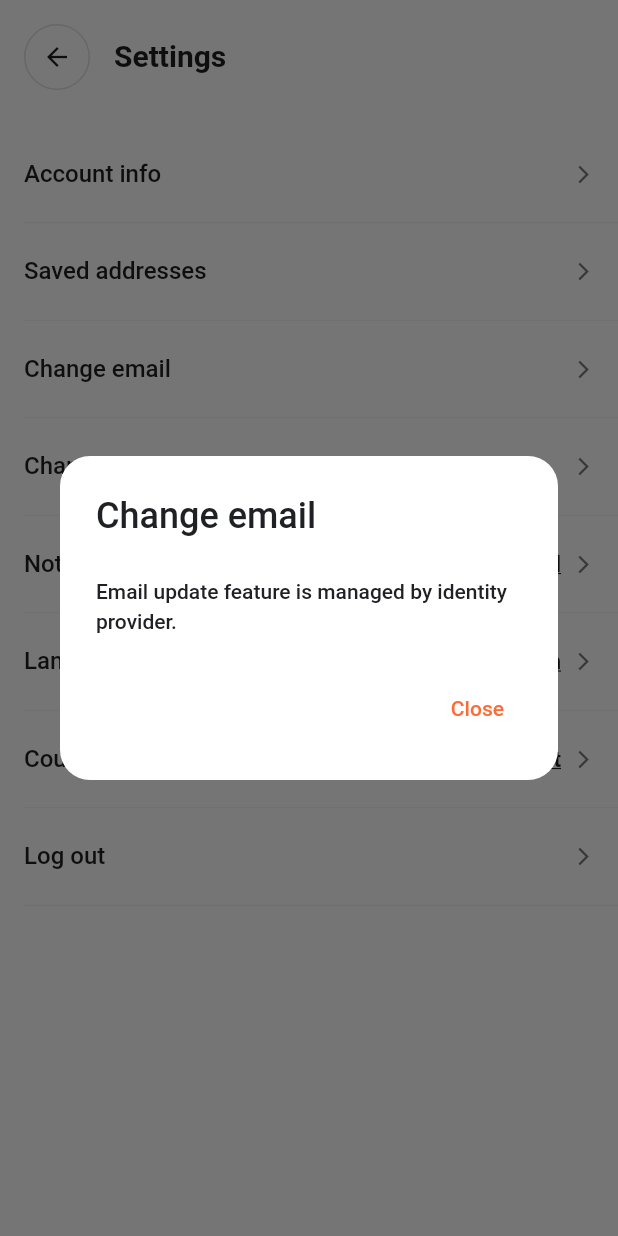
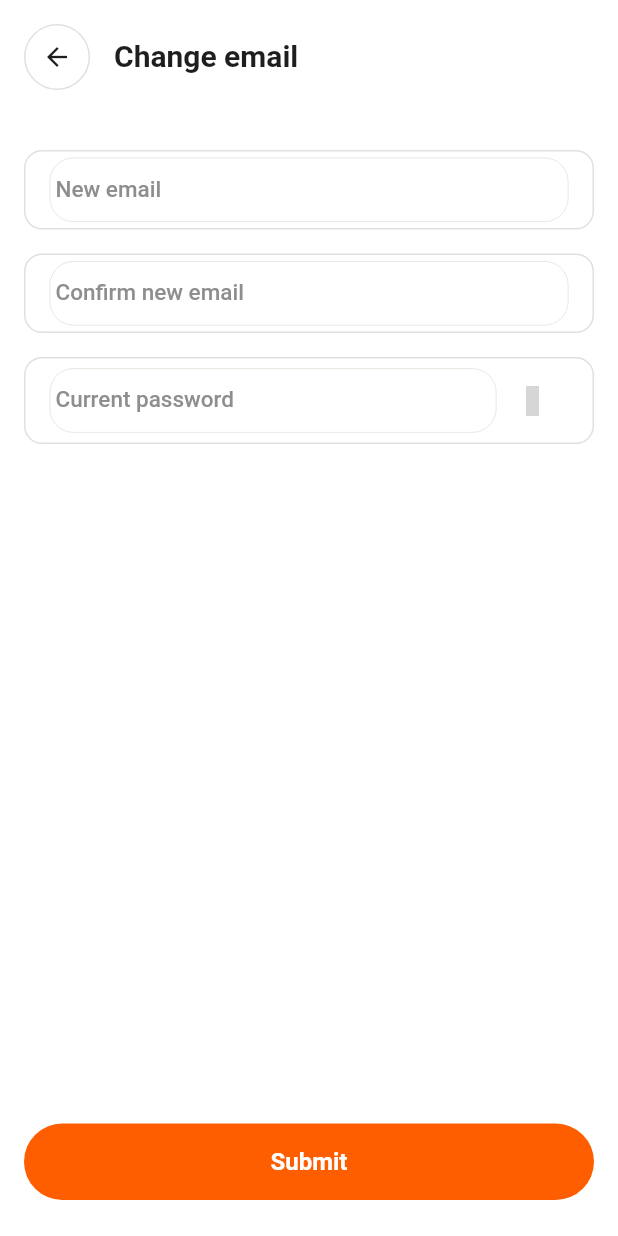
Before and after one commit to asadwaqas-dev21/resturant-app, a Flutter app: the AccountInfoScreen screen opened by its route, after a tap on the "arrow back" icon, after a tap on "Change email", on a phone screen of 412 x 824 dp. Run offline on Flutter 3.47's test engine with Material 3 defaults, Android fonts, the light colour scheme and no system bars; our stand-ins replace cached_network_image, flutter_riverpod, go_router, iconsax, supabase_flutter; accounts and stored records are empty; grey boxes are pictures that could not be loaded.

Commit message:
feat: implement settings and change email functionality with router integration

```diff
--- a/lib/src/restaurant_os_app.dart
+++ b/lib/src/restaurant_os_app.dart
@@ -13,6 +13,7 @@ import 'package:restaurant_os_ai/src/ui/screens/account_screen.dart';
 import 'package:restaurant_os_ai/src/ui/screens/settings_screen.dart';
 import 'package:restaurant_os_ai/src/ui/screens/account_info_screen.dart';
 import 'package:restaurant_os_ai/src/ui/screens/change_password_screen.dart';
+import 'package:restaurant_os_ai/src/ui/screens/change_email_screen.dart';
 import 'package:restaurant_os_ai/src/state/providers.dart';
 import 'package:restaurant_os_ai/src/ui/phase_two_screen.dart';
 import 'package:restaurant_os_ai/src/ui/app_colors.dart';
@@ -77,6 +78,11 @@ final routerProvider = Provider<GoRouter>((ref) {
         pageBuilder: (context, state) =>
             const NoTransitionPage(child: ChangePasswordScreen()),
       ),
+      GoRoute(
+        path: '/change-email',
+        pageBuilder: (context, state) =>
+            const NoTransitionPage(child: ChangeEmailScreen()),
+      ),
       ShellRoute(
         builder: (context, state, child) => AppShell(child: child),
         routes: [
--- /dev/null
+++ b/lib/src/ui/screens/change_email_screen.dart
@@ -0,0 +1,303 @@
+import 'package:flutter/material.dart';
+import 'package:flutter_riverpod/flutter_riverpod.dart';
+import 'package:go_router/go_router.dart';
+import 'package:iconsax/iconsax.dart';
+import 'package:restaurant_os_ai/src/ui/app_colors.dart';
+import 'package:supabase_flutter/supabase_flutter.dart';
+
+class ChangeEmailScreen extends ConsumerStatefulWidget {
+  const ChangeEmailScreen({super.key});
+
+  @override
+  ConsumerState<ChangeEmailScreen> createState() => _ChangeEmailScreenState();
+}
+
+class _ChangeEmailScreenState extends ConsumerState<ChangeEmailScreen> {
+  bool _obscurePassword = true;
+  bool _isLoading = false;
+
+  final TextEditingController _emailController = TextEditingController();
+  final TextEditingController _confirmEmailController = TextEditingController();
+  final TextEditingController _passwordController = TextEditingController();
+
+  @override
+  void dispose() {
+    _emailController.dispose();
+    _confirmEmailController.dispose();
+    _passwordController.dispose();
+    super.dispose();
+  }
+
+  bool _isSupabaseInitialized() {
+    try {
+      Supabase.instance.client;
+      return true;
+    } catch (_) {
+      return false;
+    }
+  }
+
+  Future<void> _handleSubmit() async {
+    final email = _emailController.text.trim();
+    final confirmEmail = _confirmEmailController.text.trim();
+    final password = _passwordController.text.trim();
+
+    if (email.isEmpty || confirmEmail.isEmpty || password.isEmpty) {
+      ScaffoldMessenger.of(context).showSnackBar(
+        const SnackBar(content: Text('Please fill in all email and password fields.')),
+      );
+      return;
+    }
+
+    if (email != confirmEmail) {
+      ScaffoldMessenger.of(context).showSnackBar(
+        const SnackBar(content: Text('Emails do not match.')),
+      );
+      return;
+    }
+
+    final emailRegex = RegExp(r'^[^@]+@[^@]+\.[^@]+$');
+    if (!emailRegex.hasMatch(email)) {
+      ScaffoldMessenger.of(context).showSnackBar(
+        const SnackBar(content: Text('Please enter a valid email address.')),
+      );
+      return;
+    }
+
+    setState(() => _isLoading = true);
+
+    try {
+      if (_isSupabaseInitialized()) {
+        final client = Supabase.instance.client;
+
+        await client.auth.updateUser(
+          UserAttributes(
+            email: email,
+          ),
+        );
+      }
+
+      setState(() => _isLoading = false);
+
+      ScaffoldMessenger.of(context).showSnackBar(
+        const SnackBar(
+          content: Text('Verification links sent to your emails. Please confirm the change.'),
+          backgroundColor: AppColors.success,
+        ),
+      );
+      context.go('/settings');
+    } catch (e) {
+      setState(() => _isLoading = false);
+      ScaffoldMessenger.of(context).showSnackBar(
+        SnackBar(
+          content: Text('Failed to update email: $e'),
+          backgroundColor: Colors.red,
+        ),
+      );
+    }
+  }
+
+  @override
+  Widget build(BuildContext context) {
+    return Scaffold(
+      backgroundColor: Colors.white,
+      body: SafeArea(
+        child: Column(
+          children: [
+            // Header Row
+            Padding(
+              padding: const EdgeInsets.fromLTRB(16, 16, 16, 8),
+              child: Row(
+                children: [
+                  GestureDetector(
+                    onTap: () => context.go('/settings'),
+                    child: Container(
+                      width: 44,
+                      height: 44,
+                      decoration: BoxDecoration(
+                        shape: BoxShape.circle,
+                        border: Border.all(color: const Color(0xFFE0E0E0), width: 1),
+                        color: Colors.white,
+                      ),
+                      alignment: Alignment.center,
+                      child: const Icon(
+                        Icons.arrow_back,
+                        color: Color(0xFF1E1E1E),
+                        size: 20,
+                      ),
+                    ),
+                  ),
+                  const SizedBox(width: 16),
+                  const Text(
+                    'Change email',
+                    style: TextStyle(
+                      color: Color(0xFF1E1E1E),
+                      fontSize: 20,
+                      fontWeight: FontWeight.bold,
+                    ),
+                  ),
+                ],
+              ),
+            ),
+
+            // Fields
+            Expanded(
+              child: SingleChildScrollView(
+                padding: const EdgeInsets.all(16.0),
+                child: Column(
+                  crossAxisAlignment: CrossAxisAlignment.start,
+                  children: [
+                    const SizedBox(height: 16),
+                    _buildTextField(
+                      controller: _emailController,
+                      hint: 'New email',
+                      keyboardType: TextInputType.emailAddress,
+                    ),
+                    const SizedBox(height: 16),
+                    _buildTextField(
+                      controller: _confirmEmailController,
+                      hint: 'Confirm new email',
+                      keyboardType: TextInputType.emailAddress,
+                    ),
+                    const SizedBox(height: 16),
+                    _buildPasswordField(
+                      controller: _passwordController,
+                      hint: 'Current password',
+                      obscure: _obscurePassword,
+                      onToggle: () => setState(() => _obscurePassword = !_obscurePassword),
+                    ),
+                  ],
+                ),
+              ),
+            ),
+
+            // Submit Button
+            Padding(
+              padding: const EdgeInsets.fromLTRB(16, 8, 16, 24),
+              child: SizedBox(
+                width: double.infinity,
+                child: ElevatedButton(
+                  onPressed: _isLoading ? null : _handleSubmit,
+                  style: ElevatedButton.styleFrom(
+                    backgroundColor: const Color(0xFFFF5E00), // talabat orange
+                    foregroundColor: Colors.white,
+                    elevation: 0,
+                    shape: RoundedRectangleBorder(
+                      borderRadius: BorderRadius.circular(28),
+                    ),
+                    padding: const EdgeInsets.symmetric(vertical: 16),
+                  ),
+                  child: _isLoading
+                      ? const SizedBox(
+                          width: 20,
+                          height: 20,
+                          child: CircularProgressIndicator(
+                            strokeWidth: 2,
+                            color: Colors.white,
+                          ),
+                        )
+                      : const Text(
+                          'Submit',
+                          style: TextStyle(
+                            fontSize: 16,
+                            fontWeight: FontWeight.bold,
+                          ),
+                        ),
+                ),
+              ),
+            ),
+          ],
+        ),
+      ),
+    );
+  }
+
+  Widget _buildTextField({
+    required TextEditingController controller,
+    required String hint,
+    required TextInputType keyboardType,
+  }) {
+    return Container(
+      width: double.infinity,
+      padding: const EdgeInsets.symmetric(horizontal: 16, vertical: 4),
+      decoration: BoxDecoration(
+        color: Colors.white,
+        border: Border.all(color: const Color(0xFFE0E0E0), width: 1),
+        borderRadius: BorderRadius.circular(12),
+      ),
+      child: TextField(
+        controller: controller,
+        keyboardType: keyboardType,
+        style: const TextStyle(
+          color: Color(0xFF1E1E1E),
+          fontSize: 15,
+          fontWeight: FontWeight.w500,
+        ),
+        decoration: InputDecoration(
+          hintText: hint,
+          hintStyle: const TextStyle(
+            color: Color(0xFF8E8E8E),
+            fontSize: 15,
+            fontWeight: FontWeight.w500,
+          ),
+          border: InputBorder.none,
+          isDense: true,
+          contentPadding: const EdgeInsets.symmetric(vertical: 10),
+        ),
+      ),
+    );
+  }
+
+  Widget _buildPasswordField({
+    required TextEditingController controller,
+    required String hint,
+    required bool obscure,
+    required VoidCallback onToggle,
+  }) {
+    return Container(
+      width: double.infinity,
+      padding: const EdgeInsets.symmetric(horizontal: 16, vertical: 4),
+      decoration: BoxDecoration(
+        color: Colors.white,
+        border: Border.all(color: const Color(0xFFE0E0E0), width: 1),
+        borderRadius: BorderRadius.circular(12),
+      ),
+      child: Row(
+        children: [
+          Expanded(
+            child: TextField(
+              controller: controller,
+              obscureText: obscure,
+              style: const TextStyle(
+                color: Color(0xFF1E1E1E),
+                fontSize: 15,
+                fontWeight: FontWeight.w500,
+              ),
+              decoration: InputDecoration(
+                hintText: hint,
+                hintStyle: const TextStyle(
+                  color: Color(0xFF8E8E8E),
+                  fontSize: 15,
+                  fontWeight: FontWeight.w500,
+                ),
+                border: InputBorder.none,
+                isDense: true,
+                contentPadding: const EdgeInsets.symmetric(vertical: 10),
+              ),
+            ),
+          ),
+          IconButton(
+            icon: Icon(
+              obscure ? Iconsax.eye : Iconsax.eye_slash,
+              color: const Color(0xFF1E1E1E),
+              size: 20,
+            ),
+            onPressed: onToggle,
+            padding: EdgeInsets.zero,
+            constraints: const BoxConstraints(),
+          ),
+        ],
+      ),
+    );
+  }
+}
--- a/lib/src/ui/screens/settings_screen.dart
+++ b/lib/src/ui/screens/settings_screen.dart
@@ -83,7 +83,7 @@ class _SettingsScreenState extends ConsumerState<SettingsScreen> {
                   _SettingsItem(
                     title: 'Change email',
                     onTap: () {
-                      _showChangeEmailDialog(context, customer);
+                      context.go('/change-email');
                     },
                   ),
                   _SettingsItem(
@@ -258,30 +258,6 @@ class _SettingsScreenState extends ConsumerState<SettingsScreen> {
     );
   }
 
-  void _showChangeEmailDialog(BuildContext context, dynamic customer) {
-    showDialog(
-      context: context,
-      builder: (context) => AlertDialog(
-        backgroundColor: Colors.white,
-        titlePadding: const EdgeInsets.all(24),
-        contentPadding: const EdgeInsets.symmetric(horizontal: 24),
-        actionsPadding: const EdgeInsets.all(24),
-        buttonPadding: const EdgeInsets.all(8),
-
-        shape: RoundedRectangleBorder(borderRadius: BorderRadius.circular(20)),
-        title: const Text('Change email'),
-        content: const Text(
-          'Email update feature is managed by identity provider.',
-        ),
-        actions: [
-          TextButton(
-            onPressed: () => Navigator.pop(context),
-            child: const Text('Close'),
-          ),
-        ],
-      ),
-    );
-  }
 
   void _showCountryDialog(BuildContext context) {
     showDialog(
```
